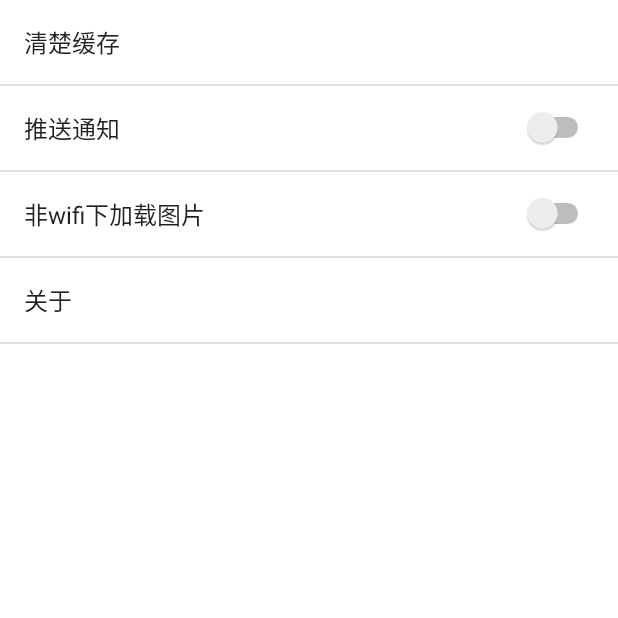
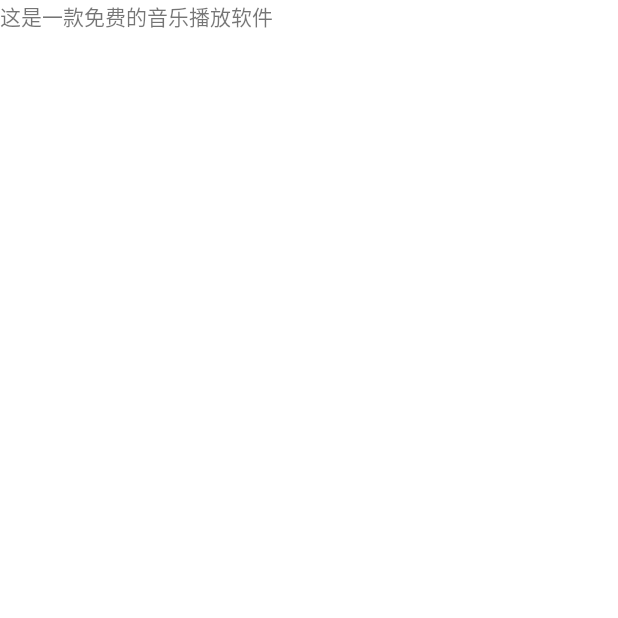
Before and after one commit to 1037438704/VideoKotlinActualCombat, an Android app: the fragment SettingFragment shown on its own in the app's theme, after a tap on "关于", on a phone screen of 412 x 824 dp, the top half of it. Run offline under Robolectric (Android 15) with nearby library versions, the phone set to English and light mode, and no system bars; 3 other taps on this screen came first.

Commit message:
关于页面跳转完成

```diff
--- a/app/src/main/AndroidManifest.xml
+++ b/app/src/main/AndroidManifest.xml
@@ -9,7 +9,8 @@
         android:roundIcon="@mipmap/ic_launcher"
         android:supportsRtl="true"
         android:theme="@style/AppTheme">
-        <activity android:name=".ui.aty.SettingActivity"></activity>
+        <activity android:name=".ui.aty.AboutActivity"></activity>
+        <activity android:name=".ui.aty.SettingActivity" />
         <activity
             android:name=".ui.aty.SplashActivity"
             android:theme="@style/AppTheme.FullScreen">
@@ -19,7 +20,7 @@
                 <category android:name="android.intent.category.LAUNCHER" />
             </intent-filter>
         </activity>
-        <activity android:name=".ui.aty.MainActivity"></activity>
+        <activity android:name=".ui.aty.MainActivity" />
     </application>
 
 </manifest>
--- /dev/null
+++ b/app/src/main/java/com/example/videokotlinactualcombat/ui/aty/AboutActivity.kt
@@ -0,0 +1,13 @@
+package com.example.videokotlinactualcombat.ui.aty
+
+import androidx.appcompat.app.AppCompatActivity
+import android.os.Bundle
+import com.example.videokotlinactualcombat.R
+import com.example.videokotlinactualcombat.base.BaseActivity
+
+class AboutActivity : BaseActivity() {
+
+    override fun getLayoutId(): Int {
+        return R.layout.activity_about
+    }
+}
--- a/app/src/main/java/com/example/videokotlinactualcombat/ui/aty/SettingActivity.kt
+++ b/app/src/main/java/com/example/videokotlinactualcombat/ui/aty/SettingActivity.kt
@@ -2,22 +2,27 @@ package com.example.videokotlinactualcombat.ui.aty
 
 import androidx.appcompat.app.AppCompatActivity
 import android.os.Bundle
+import android.preference.PreferenceManager
 import androidx.appcompat.widget.Toolbar
 import com.example.videokotlinactualcombat.R
 import com.example.videokotlinactualcombat.base.BaseActivity
 import com.example.videokotlinactualcombat.util.ToolBarManager
 import org.jetbrains.anko.find
 
-class SettingActivity : BaseActivity() ,ToolBarManager{
+class SettingActivity : BaseActivity(), ToolBarManager {
 
     override val toolbar: Toolbar by lazy { find<Toolbar>(R.id.tooblar) }
 
     override fun getLayoutId(): Int {
-        return  R.layout.activity_setting
+        return R.layout.activity_setting
     }
 
     override fun initData() {
         initSettingToolbar()
+        val sp = PreferenceManager.getDefaultSharedPreferences(this);
+        val push = sp.getBoolean("push", false)
+        myToast("$push")
+
     }
 
 
--- a/app/src/main/java/com/example/videokotlinactualcombat/ui/fgt/SettingFragment.kt
+++ b/app/src/main/java/com/example/videokotlinactualcombat/ui/fgt/SettingFragment.kt
@@ -1,11 +1,16 @@
 package com.example.videokotlinactualcombat.ui.fgt
 
+import android.content.Intent
 import android.os.Bundle
+import android.preference.Preference
 import android.preference.PreferenceFragment
+import android.preference.PreferenceScreen
 import android.view.LayoutInflater
 import android.view.View
 import android.view.ViewGroup
 import com.example.videokotlinactualcombat.R
+import com.example.videokotlinactualcombat.ui.aty.AboutActivity
+import org.jetbrains.anko.toast
 
 
 class SettingFragment :PreferenceFragment() {
@@ -17,4 +22,15 @@ class SettingFragment :PreferenceFragment() {
         addPreferencesFromResource(R.xml.setting)
         return super.onCreateView(inflater, container, savedInstanceState)
     }
+
+    override fun onPreferenceTreeClick(
+        preferenceScreen: PreferenceScreen?,
+        preference: Preference?
+    ): Boolean {
+        val key = preference?.key
+        if ("about".equals(key)){
+           context.startActivity(Intent(context,AboutActivity::class.java))
+        }
+        return super.onPreferenceTreeClick(preferenceScreen, preference)
+    }
 }
--- /dev/null
+++ b/app/src/main/res/layout/activity_about.xml
@@ -0,0 +1,18 @@
+<?xml version="1.0" encoding="utf-8"?>
+<LinearLayout
+    android:orientation="vertical"
+    xmlns:android="http://schemas.android.com/apk/res/android"
+    xmlns:app="http://schemas.android.com/apk/res-auto"
+    xmlns:tools="http://schemas.android.com/tools"
+    android:layout_width="match_parent"
+    android:layout_height="match_parent"
+    tools:context=".ui.aty.AboutActivity">
+
+    <TextView
+        android:text="这是一款免费的音乐播放软件"
+        android:layout_width="match_parent"
+        android:layout_height="wrap_content"/>
+
+
+
+</LinearLayout>
```
